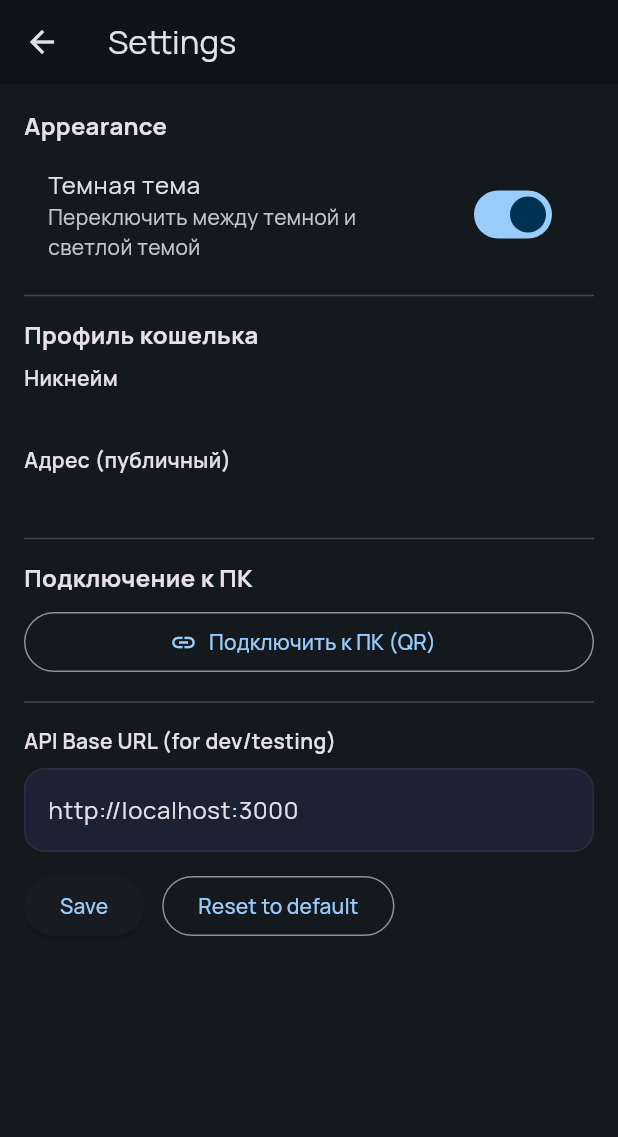
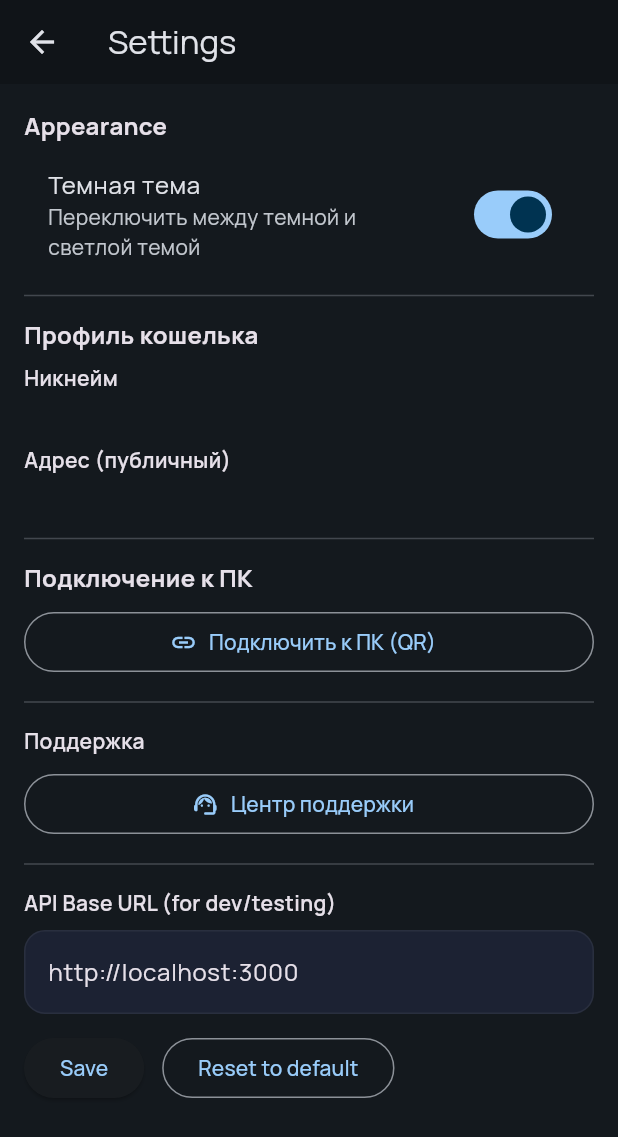
Before and after one commit to DaniilTR/atx_wallet, a Flutter app: the SettingsScreen screen opened by its route, on a phone screen of 412 x 824 dp. Shown: the top 1137 px of the screen. Run offline on Flutter 3.47's test engine with Material 3 defaults, Android fonts, the phone set to English and light mode, and no system bars; our stand-ins replace flutter_secure_storage, google_fonts, hex, qr_flutter, shared_preferences; missing offline and left inert: bip32, bip39, mobile_scanner, web3dart; accounts and stored records are empty.

Commit message:
тех поддержка

```diff
--- a/lib/features/settings/settings_screen.dart
+++ b/lib/features/settings/settings_screen.dart
@@ -139,6 +139,35 @@ class _SettingsScreenState extends State<SettingsScreen> {
           ),
           const Divider(height: 32),
           const Text(
+            'Поддержка',
+            style: TextStyle(fontWeight: FontWeight.w600),
+          ),
+          const SizedBox(height: 8),
+          OutlinedButton.icon(
+            onPressed: () {
+              showDialog<void>(
+                context: context,
+                builder: (context) => AlertDialog(
+                  title: const Text('Центр поддержки'),
+                  content: const Text(
+                    'Нужна помощь? Обращайтесь:\n'
+                    'Почта: almuhambetoveset@gmail.com\n'
+                    'Телефон: 87716878676',
+                  ),
+                  actions: [
+                    TextButton(
+                      onPressed: () => Navigator.of(context).pop(),
+                      child: const Text('Закрыть'),
+                    ),
+                  ],
+                ),
+              );
+            },
+            icon: const Icon(Icons.support_agent_rounded),
+            label: const Text('Центр поддержки'),
+          ),
+          const Divider(height: 32),
+          const Text(
             'API Base URL (for dev/testing)',
             style: TextStyle(fontWeight: FontWeight.w600),
           ),
```
